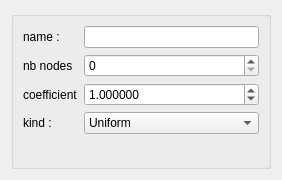
Old version of the form src/HEXABLOCKGUI/Law_QTD.ui in the repository SalomePlatform/hexablock.
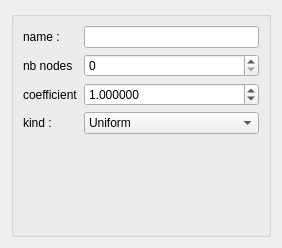
New version of the form.

The edit to the form file:
```diff
--- a/src/HEXABLOCKGUI/Law_QTD.ui
+++ b/src/HEXABLOCKGUI/Law_QTD.ui
@@ -7,11 +7,11 @@
     <x>0</x>
     <y>0</y>
     <width>282</width>
-    <height>180</height>
+    <height>248</height>
    </rect>
   </property>
   <property name="sizePolicy">
-   <sizepolicy hsizetype="Preferred" vsizetype="Fixed">
+   <sizepolicy hsizetype="Preferred" vsizetype="Preferred">
     <horstretch>0</horstretch>
     <verstretch>0</verstretch>
    </sizepolicy>
@@ -30,7 +30,7 @@
     <widget class="QGroupBox" name="groupBox">
      <property name="minimumSize">
       <size>
-       <width>5</width>
+       <width>0</width>
        <height>0</height>
       </size>
      </property>
@@ -133,6 +133,19 @@
         </item>
        </widget>
       </item>
+      <item row="4" column="1">
+       <spacer name="verticalSpacer">
+        <property name="orientation">
+         <enum>Qt::Vertical</enum>
+        </property>
+        <property name="sizeHint" stdset="0">
+         <size>
+          <width>20</width>
+          <height>16777215</height>
+         </size>
+        </property>
+       </spacer>
+      </item>
      </layout>
     </widget>
    </item>
```
Left out of the diff: 16 changed lines with no effect on the pictures.
